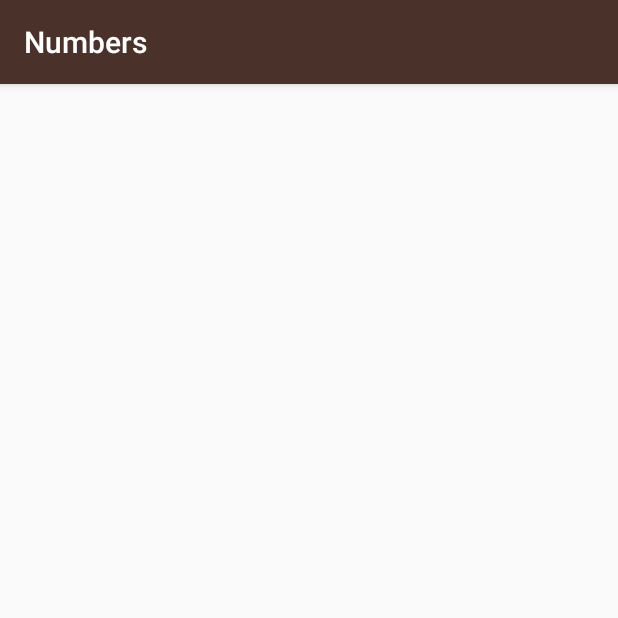
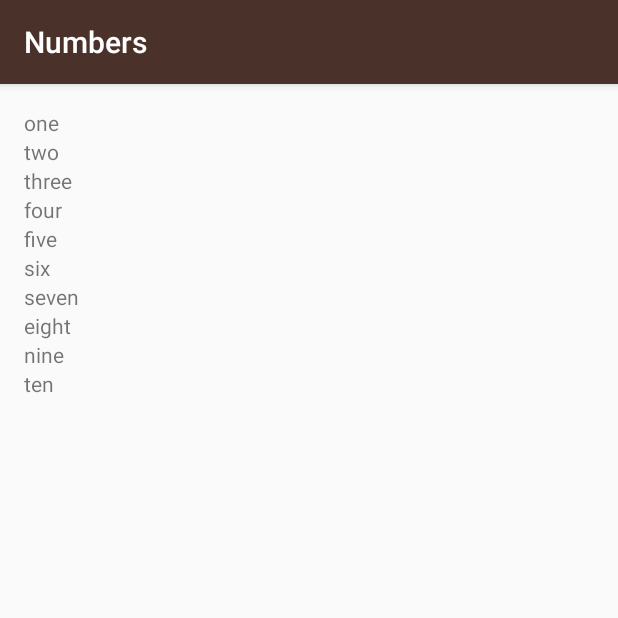
Before and after one commit to udacity/ud839_Miwok, an Android app: the NumbersActivity screen opened directly, with no data from a screen before it, on a phone screen of 412 x 824 dp, the top half of it. Run offline under Robolectric (Android 15) with nearby library versions, the light colour scheme and no system bars.

Commit message:
1.9 Use while loop to add TextViews to the screen for each word in the list

```diff
--- a/app/src/main/java/com/example/android/miwok/NumbersActivity.java
+++ b/app/src/main/java/com/example/android/miwok/NumbersActivity.java
@@ -17,7 +17,8 @@ package com.example.android.miwok;
 
 import android.os.Bundle;
 import android.support.v7.app.AppCompatActivity;
-import android.util.Log;
+import android.widget.LinearLayout;
+import android.widget.TextView;
 
 import java.util.ArrayList;
 
@@ -41,16 +42,26 @@ public class NumbersActivity extends AppCompatActivity {
         words.add("nine");
         words.add("ten");
 
-        // Verify the contents of the list by printing out each element to the logs
-        Log.v("NumbersActivity", "Word at index 0: " + words.get(0));
-        Log.v("NumbersActivity", "Word at index 1: " + words.get(1));
-        Log.v("NumbersActivity", "Word at index 2: " + words.get(2));
-        Log.v("NumbersActivity", "Word at index 3: " + words.get(3));
-        Log.v("NumbersActivity", "Word at index 4: " + words.get(4));
-        Log.v("NumbersActivity", "Word at index 5: " + words.get(5));
-        Log.v("NumbersActivity", "Word at index 6: " + words.get(6));
-        Log.v("NumbersActivity", "Word at index 7: " + words.get(7));
-        Log.v("NumbersActivity", "Word at index 8: " + words.get(8));
-        Log.v("NumbersActivity", "Word at index 9: " + words.get(9));
+        // Find the root view so we can add child views to it
+        LinearLayout rootView = (LinearLayout) findViewById(R.id.rootView);
+
+        // Create a variable to keep track of the current index position
+        int index = 0;
+
+        // Keep looping until we've reached the end of the list (which means keep looping
+        // as long as the current index position is less than the length of the list)
+        while (index < words.size()) {
+            // Create a new TextView
+            TextView wordView = new TextView(this);
+
+            // Set the text to be word at the current index
+            wordView.setText(words.get(index));
+
+            // Add this TextView as another child to the root view of this layout
+            rootView.addView(wordView);
+
+            // Increment the index variable by 1
+            index++;
+        }
     }
 }
--- a/app/src/main/res/layout/activity_numbers.xml
+++ b/app/src/main/res/layout/activity_numbers.xml
@@ -13,8 +13,10 @@
      See the License for the specific language governing permissions and
      limitations under the License.
 -->
-<RelativeLayout xmlns:android="http://schemas.android.com/apk/res/android"
+<LinearLayout xmlns:android="http://schemas.android.com/apk/res/android"
     xmlns:tools="http://schemas.android.com/tools"
+    android:id="@+id/rootView"
+    android:orientation="vertical"
     android:layout_width="match_parent"
     android:layout_height="match_parent"
     android:paddingBottom="@dimen/activity_vertical_margin"
@@ -23,4 +25,4 @@
     android:paddingTop="@dimen/activity_vertical_margin"
     tools:context="com.example.android.miwok.NumbersActivity">
 
-</RelativeLayout>
+</LinearLayout>
```
